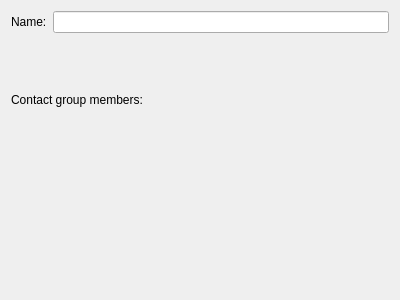
Qt form kabc/contactgroupeditor.ui (KDE/kdepim-runtime) before a commit.
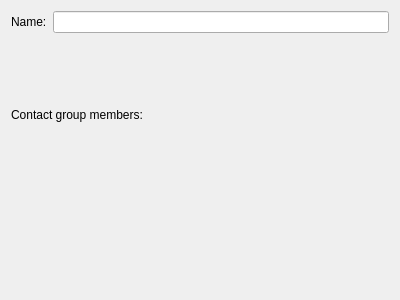
The same form after that commit. Custom widgets are drawn as their Qt base class.

```diff
--- a/kabc/contactgroupeditor.ui
+++ b/kabc/contactgroupeditor.ui
@@ -23,14 +23,30 @@
    <item row="0" column="1" >
     <widget class="KLineEdit" name="groupName" />
    </item>
-   <item row="1" column="0" colspan="2" >
+   <item row="1" column="1" >
+    <spacer name="verticalSpacer" >
+     <property name="orientation" >
+      <enum>Qt::Vertical</enum>
+     </property>
+     <property name="sizeType" >
+      <enum>QSizePolicy::Fixed</enum>
+     </property>
+     <property name="sizeHint" stdset="0" >
+      <size>
+       <width>0</width>
+       <height>20</height>
+      </size>
+     </property>
+    </spacer>
+   </item>
+   <item row="2" column="0" colspan="2" >
     <widget class="QLabel" name="label" >
      <property name="text" >
       <string>Contact group members:</string>
      </property>
     </widget>
    </item>
-   <item row="2" column="0" colspan="2" >
+   <item row="3" column="0" colspan="2" >
     <widget class="QWidget" native="1" name="memberWidget" />
    </item>
   </layout>
```
